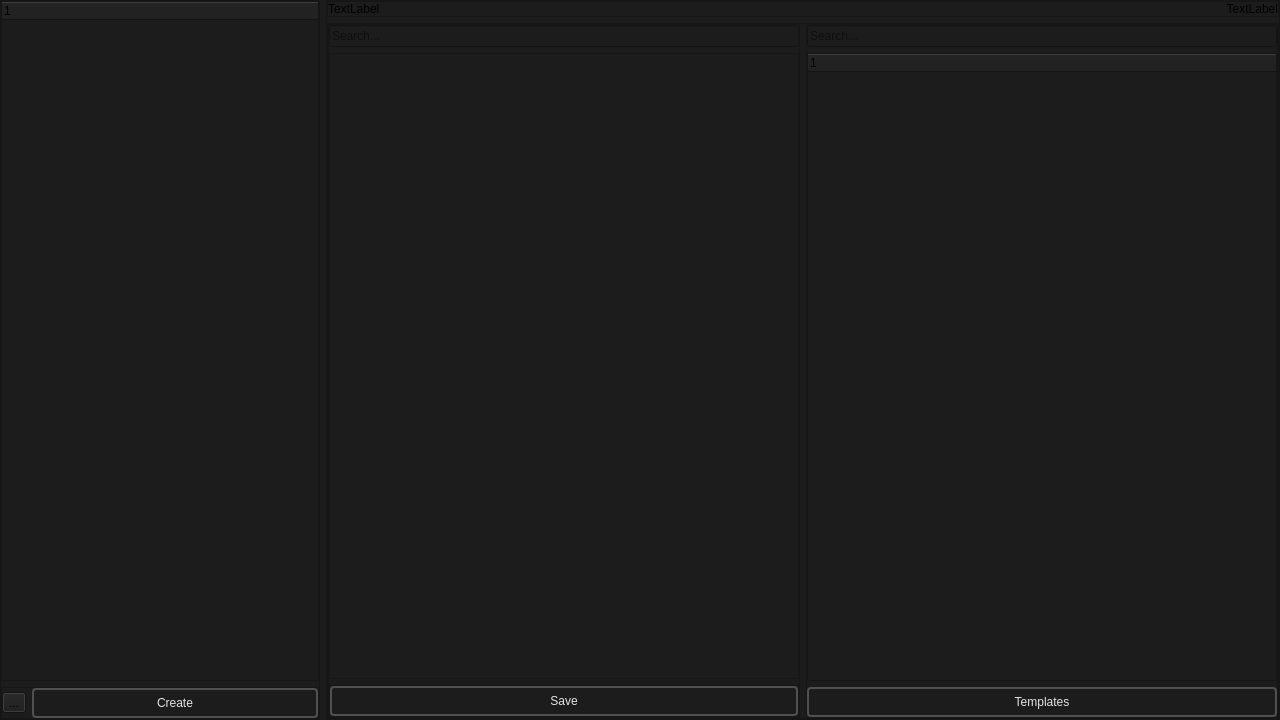
dertwist/Hammer5Tools, file smartprop_editor/main.ui: the form before one commit.
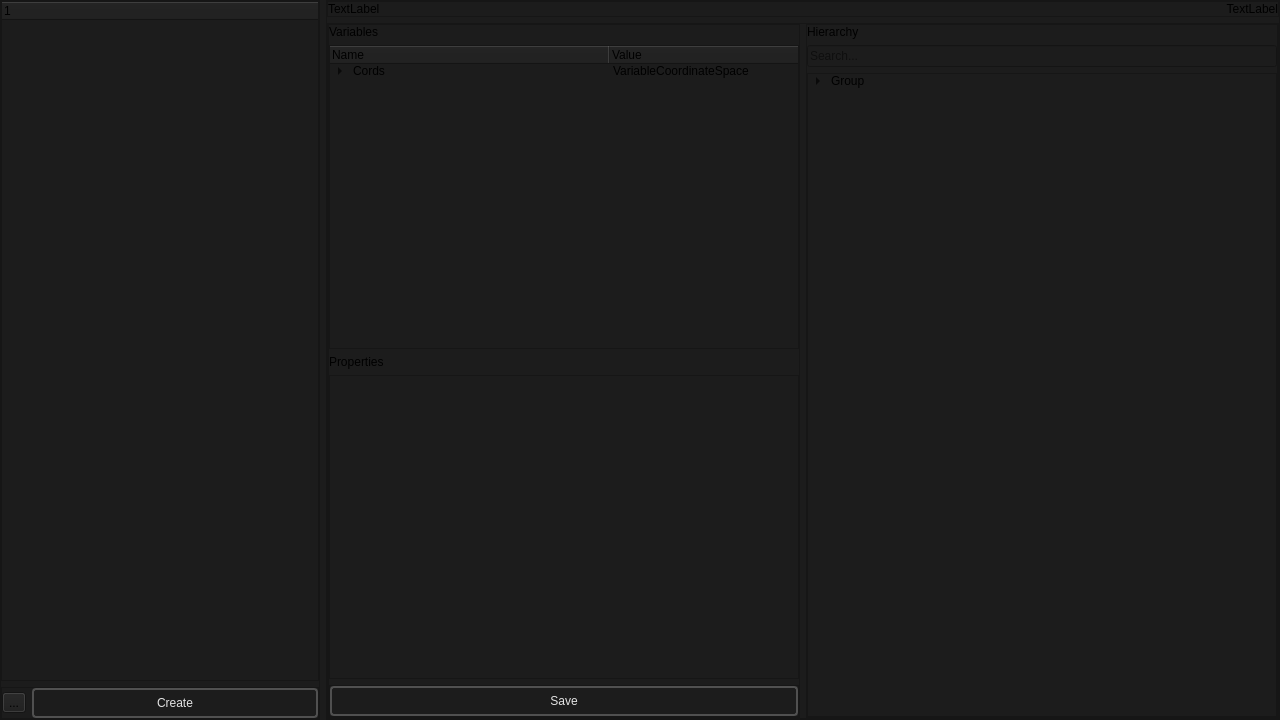
The form after the commit. Icons and pictures are not drawn.

```diff
--- a/smartprop_editor/main.ui
+++ b/smartprop_editor/main.ui
@@ -269,9 +269,74 @@
               <number>0</number>
              </property>
              <item>
-              <widget class="QLineEdit" name="search_bar_properties">
-               <property name="placeholderText">
-                <string>Search...</string>
+              <widget class="QLabel" name="label_2">
+               <property name="text">
+                <string>Variables</string>
+               </property>
+              </widget>
+             </item>
+             <item>
+              <widget class="QTreeWidget" name="treeWidget_2">
+               <attribute name="headerVisible">
+                <bool>true</bool>
+               </attribute>
+               <attribute name="headerCascadingSectionResizes">
+                <bool>false</bool>
+               </attribute>
+               <attribute name="headerDefaultSectionSize">
+                <number>280</number>
+               </attribute>
+               <attribute name="headerHighlightSections">
+                <bool>false</bool>
+               </attribute>
+               <attribute name="headerShowSortIndicator" stdset="0">
+                <bool>false</bool>
+               </attribute>
+               <column>
+                <property name="text">
+                 <string>Name</string>
+                </property>
+               </column>
+               <column>
+                <property name="text">
+                 <string>Value</string>
+                </property>
+               </column>
+               <item>
+                <property name="text">
+                 <string>Cords</string>
+                </property>
+                <property name="text">
+                 <string>VariableCoordinateSpace</string>
+                </property>
+                <item>
+                 <property name="text">
+                  <string>Default Value</string>
+                 </property>
+                 <property name="text">
+                  <string>Element</string>
+                 </property>
+                </item>
+                <item>
+                 <property name="text">
+                  <string>Display Name</string>
+                 </property>
+                 <property name="text">
+                  <string/>
+                 </property>
+                </item>
+                <item>
+                 <property name="text">
+                  <string>Visible in editor</string>
+                 </property>
+                </item>
+               </item>
+              </widget>
+             </item>
+             <item>
+              <widget class="QLabel" name="label_3">
+               <property name="text">
+                <string>Properties</string>
                </property>
               </widget>
              </item>
@@ -368,6 +433,13 @@
              <property name="bottomMargin">
               <number>0</number>
              </property>
+             <item>
+              <widget class="QLabel" name="label">
+               <property name="text">
+                <string>Hierarchy</string>
+               </property>
+              </widget>
+             </item>
              <item>
               <widget class="QLineEdit" name="search_bar_elements">
                <property name="placeholderText">
@@ -377,50 +449,44 @@
              </item>
              <item>
               <widget class="QTreeWidget" name="elements_widget_tree">
+               <attribute name="headerVisible">
+                <bool>false</bool>
+               </attribute>
                <column>
                 <property name="text">
-                 <string notr="true">1</string>
+                 <string notr="true">Name</string>
                 </property>
                </column>
-              </widget>
-             </item>
-             <item>
-              <widget class="QPushButton" name="templates_button">
-               <property name="styleSheet">
-                <string notr="true">
-    /* QPushButton default and hover styles */
-    QPushButton {
-
-        font: 600 10pt &quot;Segoe UI&quot;;
-	
-
-        border: 2px solid black;
-        border-radius: 4px;
-        border-color: rgba(80, 80, 80, 255);
-        height:22px;
-        padding-top: 2px;
-        padding-bottom:2px;
-        padding-left: 4px;
-        padding-right: 4px;
-        color: #E3E3E3;
-        background-color: #1C1C1C;
-    }
-    QPushButton:hover {
-        background-color: #414956;
-        color: white;
-    }
-    QPushButton:pressed {
-        background-color: red;
-        background-color: #1C1C1C;
-        margin: 1 px;
-        margin-left: 2px;
-        margin-right: 2px;
-
-    }</string>
-               </property>
-               <property name="text">
-                <string>Templates</string>
-               </property>
+               <item>
+                <property name="text">
+                 <string>Group</string>
+                </property>
+                <item>
+                 <property name="text">
+                  <string>Modifiers</string>
+                 </property>
+                </item>
+                <item>
+                 <property name="text">
+                  <string>Selection Criteria</string>
+                 </property>
+                </item>
+                <item>
+                 <property name="text">
+                  <string>Model</string>
+                 </property>
+                </item>
+                <item>
+                 <property name="text">
+                  <string>PickOne</string>
+                 </property>
+                 <item>
+                  <property name="text">
+                   <string>Model</string>
+                  </property>
+                 </item>
+                </item>
+               </item>
               </widget>
              </item>
             </layout>
```
